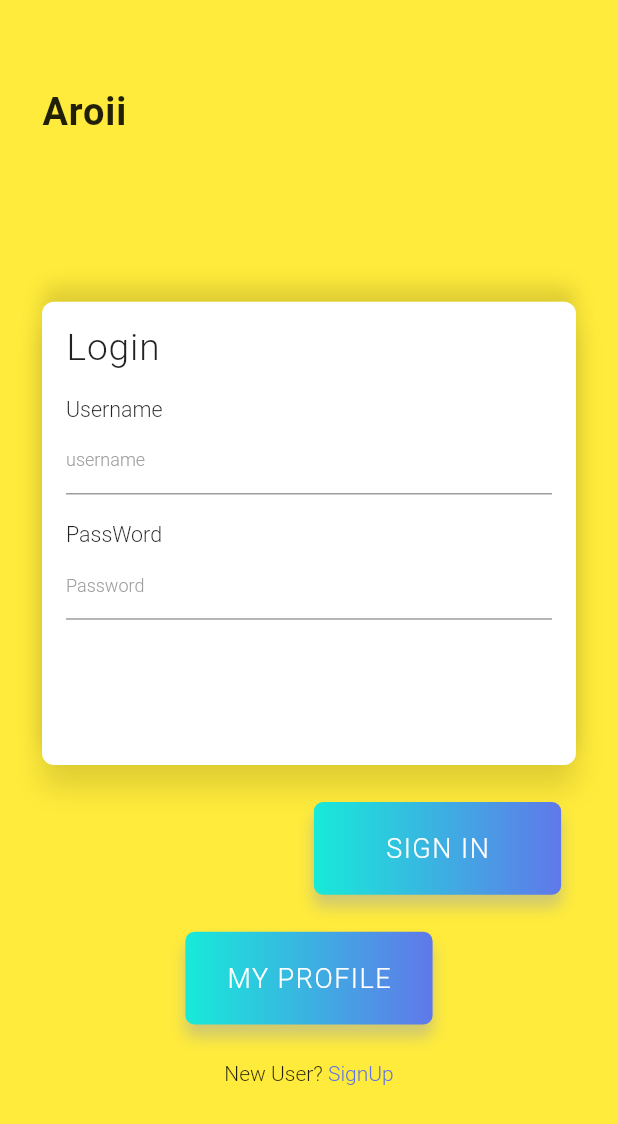
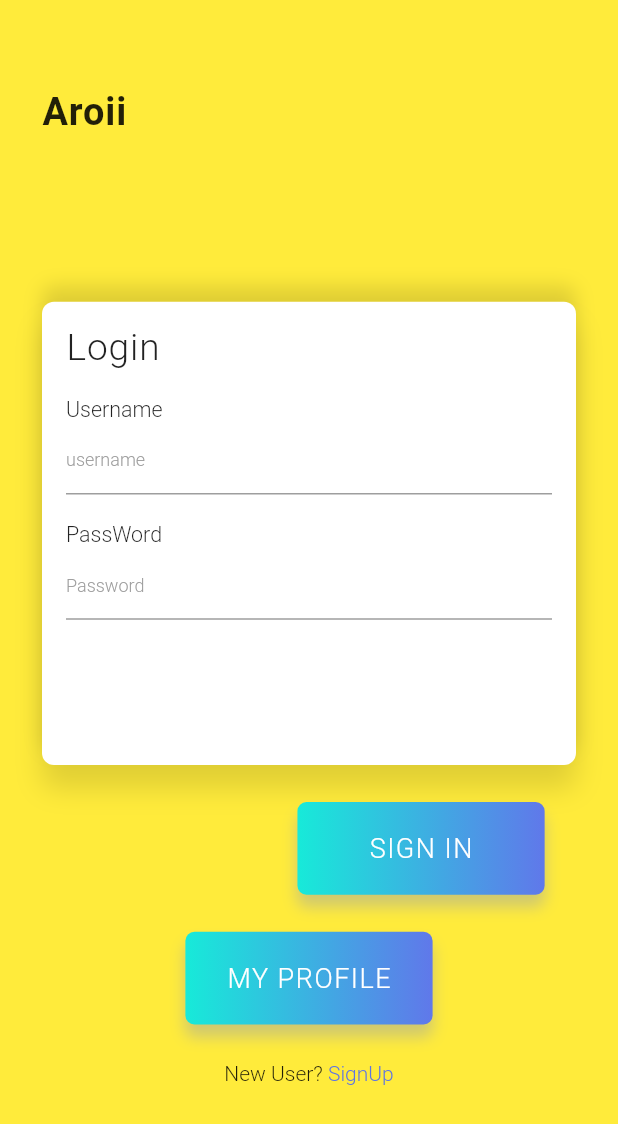
Before and after one commit to dusitsiri/flutter_app_v1, a Flutter app: the screen it shows after launch, on a phone screen of 412 x 824 dp. Shown: the top 1124 px of the screen. Run offline on Flutter 3.47's test engine with Material 2 defaults, Android fonts, the phone set to English and light mode, and no system bars; our stand-ins replace flutter_screenutil; Roboto replaces fonts that are missing (Poppins-Bold, Poppins-Medium).

Commit message:
edit review screen

```diff
--- a/lib/main.dart
+++ b/lib/main.dart
@@ -99,7 +99,7 @@ class _MyAppState extends State<MyApp> {
                       Row(
                         children: <Widget>[
                         Container(
-                              width: ScreenUtil.getInstance().setWidth(330),
+                              width: ScreenUtil.getInstance().setWidth(310),
                               height: ScreenUtil.getInstance().setHeight(100),
                          ),
                           InkWell(
--- a/lib/screens/profile_screen.dart
+++ b/lib/screens/profile_screen.dart
@@ -1,5 +1,5 @@
 import 'package:flutter/material.dart';
-import 'package:flutter_login_page_ui/main.dart';
+
 
 class ProfileScreen extends StatelessWidget {
   @override
```
Also changed, not shown: lib/review/ShowReviewFace.dart (+4 -56 lines).
